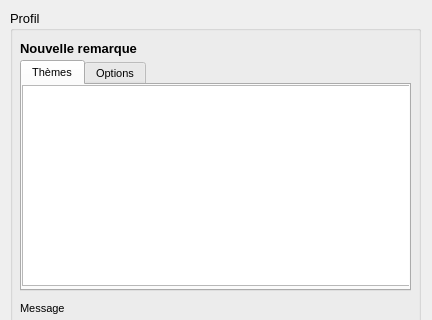
IGNF/espace-collaboratif-qgis-plugin, file FormCreerRemarque_base.ui: the form before one commit; both pictures show x 0 to 432 and y 0 to 320 of the 432 by 538 pixel window.
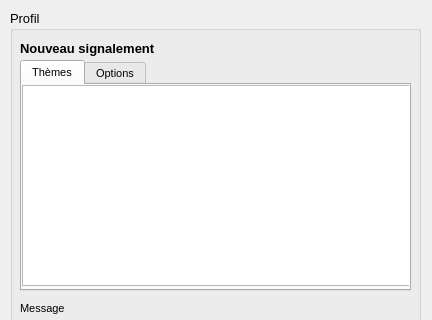
The form after the commit.

Commit message: modif libellé "Remarque"" en "Signalement"

```diff
--- a/FormCreerRemarque_base.ui
+++ b/FormCreerRemarque_base.ui
@@ -274,7 +274,7 @@
      </font>
     </property>
     <property name="text">
-     <string>Nouvelle remarque</string>
+     <string>Nouveau signalement</string>
     </property>
    </widget>
    <widget class="QLabel" name="lblMessageError">
```
Left out of the diff: 2 changed lines with no effect on the pictures. The commit also changes 3 other files.
